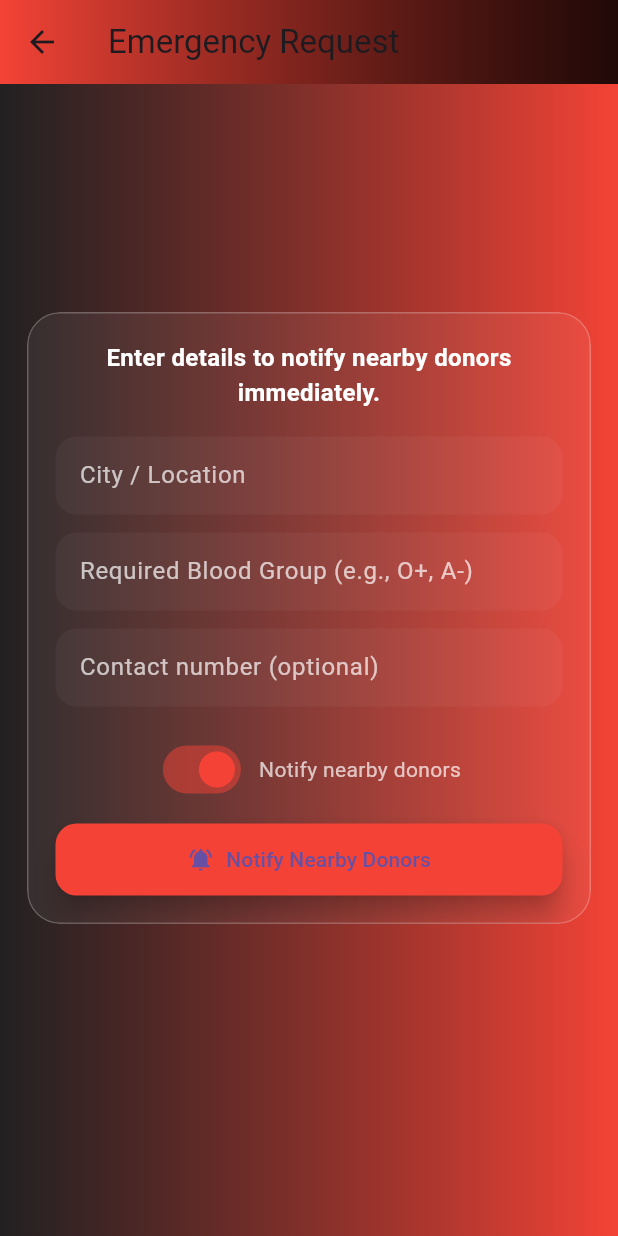
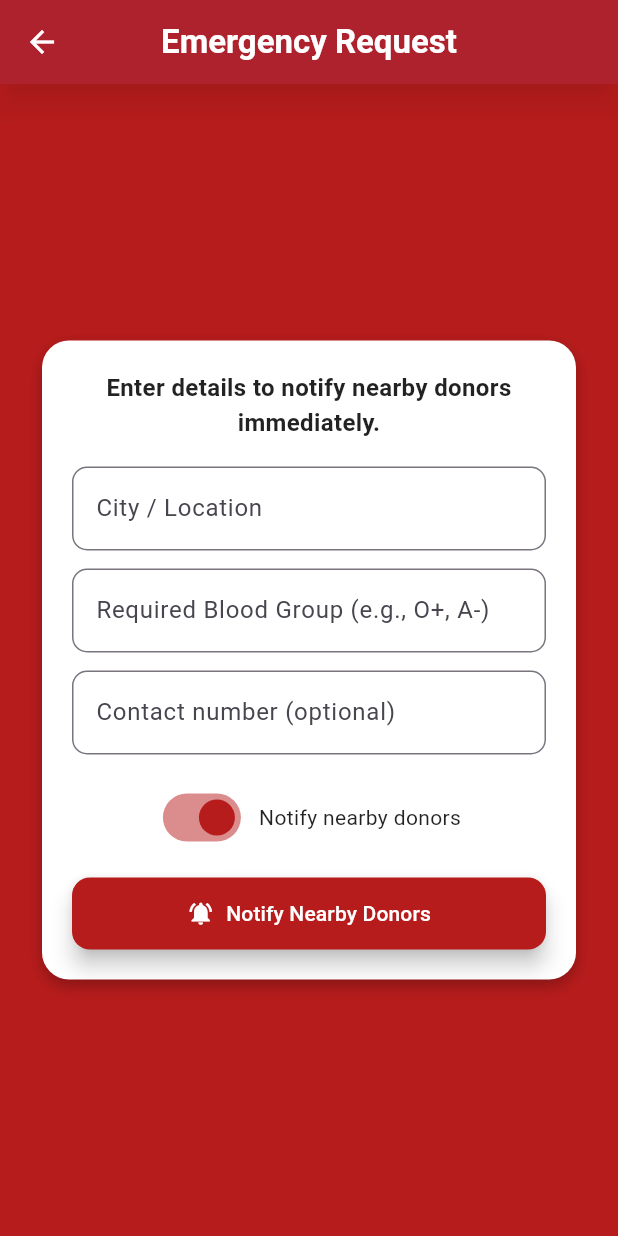
Before and after one commit to HaniiMughall/scanmyblood, a Flutter app: the MainPage screen opened by its route, after a tap on "Emergency Request", on a phone screen of 412 x 824 dp. Run offline on Flutter 3.47's test engine with Material 3 defaults, Android fonts, the phone set to English and light mode, and no system bars; our stand-ins replace badges, flutter_local_notifications, flutter_map, geocoding, geolocator, hive and 5 more; accounts and stored records are empty.

```diff
--- a/lib/pages/emergency_request_page.dart
+++ b/lib/pages/emergency_request_page.dart
@@ -1,11 +1,10 @@
-// emergency_request_page.dart
 import 'package:flutter/material.dart';
+import 'package:shared_preferences/shared_preferences.dart';
 import '../../services/notification_service.dart';
-import 'package:shared_preferences/shared_preferences.dart';
 import '../../models/blood_request.dart';
 import '../../services/database_service.dart';
 import 'package:uuid/uuid.dart';
-import 'dart:ui';
+import '/widgets/theme_page.dart';
 
 class EmergencyRequestPage extends StatefulWidget {
   const EmergencyRequestPage({super.key});
@@ -38,7 +37,8 @@ class _EmergencyRequestPageState extends State<EmergencyRequestPage> {
   Future<void> _submitRequest() async {
     if (_city.text.trim().isEmpty || _group.text.trim().isEmpty) {
       ScaffoldMessenger.of(context).showSnackBar(
-          const SnackBar(content: Text("Enter city & blood group")));
+        const SnackBar(content: Text("Enter city & blood group")),
+      );
       return;
     }
 
@@ -66,14 +66,15 @@ class _EmergencyRequestPageState extends State<EmergencyRequestPage> {
 
     setState(() => _submitting = false);
 
+    if (mounted) {
       ScaffoldMessenger.of(context).showSnackBar(
         SnackBar(
           content: Text(
               "Emergency sent to nearby ${request.bloodGroup} donors in ${request.city}"),
         ),
       );
-
       Navigator.pop(context);
+    }
   }
 
   @override
@@ -86,34 +87,22 @@ class _EmergencyRequestPageState extends State<EmergencyRequestPage> {
 
   @override
   Widget build(BuildContext context) {
-    return Scaffold(
-      extendBodyBehindAppBar: true,
-      appBar: AppBar(
-          title: const Text("Emergency Request"),
-          backgroundColor: Colors.transparent,
-          elevation: 0,
-          flexibleSpace: Container(
-            decoration: const BoxDecoration(
-              gradient: LinearGradient(colors: [Colors.red, Colors.black87]),
-            ),
-          )),
-      body: Container(
-        decoration: const BoxDecoration(
-          gradient: LinearGradient(colors: [Colors.black87, Colors.red]),
-        ),
+    return ThemedPage(
+      title: "Emergency Request",
       child: Center(
-          child: Padding(
-            padding: const EdgeInsets.symmetric(horizontal: 18.0, vertical: 24),
-            child: ClipRRect(
-              borderRadius: BorderRadius.circular(22),
-              child: BackdropFilter(
-                filter: ImageFilter.blur(sigmaX: 14, sigmaY: 14),
         child: Container(
-                  padding: const EdgeInsets.all(18),
+          padding: const EdgeInsets.all(20),
+          margin: const EdgeInsets.all(12),
           decoration: BoxDecoration(
-                    color: Colors.white.withOpacity(0.06),
-                    borderRadius: BorderRadius.circular(22),
-                    border: Border.all(color: Colors.white24),
+            color: Colors.white,
+            borderRadius: BorderRadius.circular(18),
+            boxShadow: [
+              BoxShadow(
+                color: Colors.black26,
+                blurRadius: 8,
+                offset: const Offset(0, 4),
+              )
+            ],
           ),
           child: SingleChildScrollView(
             child: Column(
@@ -123,41 +112,40 @@ class _EmergencyRequestPageState extends State<EmergencyRequestPage> {
                   style: TextStyle(
                       fontSize: 16,
                       fontWeight: FontWeight.w600,
-                              color: Colors.white),
+                      color: Colors.black87),
                   textAlign: TextAlign.center,
                 ),
                 const SizedBox(height: 18),
-                        _glassTextField(
-                            controller: _city, label: "City / Location"),
+                _textField(controller: _city, label: "City / Location"),
                 const SizedBox(height: 12),
-                        _glassTextField(
+                _textField(
                     controller: _group,
                     label: "Required Blood Group (e.g., O+, A-)"),
                 const SizedBox(height: 12),
-                        _glassTextField(
+                _textField(
                   controller: _contact,
                   label: "Contact number (optional)",
-                            keyboardType: TextInputType.phone),
+                  keyboardType: TextInputType.phone,
+                ),
                 const SizedBox(height: 18),
                 Row(
                   mainAxisAlignment: MainAxisAlignment.center,
                   children: [
                     Switch(
                       value: _notificationsEnabled,
-                              activeColor: Colors.red,
+                      activeColor: Colors.red.shade900,
                       onChanged: (v) async {
-                                final prefs =
-                                    await SharedPreferences.getInstance();
+                        final prefs = await SharedPreferences.getInstance();
                         await prefs.setBool('notifications', v);
                         setState(() => _notificationsEnabled = v);
                       },
                     ),
                     const SizedBox(width: 8),
                     const Text("Notify nearby donors",
-                                style: TextStyle(color: Colors.white70)),
+                        style: TextStyle(color: Colors.black87)),
                   ],
                 ),
-                        const SizedBox(height: 12),
+                const SizedBox(height: 16),
                 SizedBox(
                   width: double.infinity,
                   child: ElevatedButton.icon(
@@ -167,11 +155,12 @@ class _EmergencyRequestPageState extends State<EmergencyRequestPage> {
                         ? const Text("Notifying...")
                         : const Text("Notify Nearby Donors"),
                     style: ElevatedButton.styleFrom(
-                              backgroundColor: Colors.red,
+                      backgroundColor: Colors.red.shade900,
+                      foregroundColor: Colors.white,
                       padding: const EdgeInsets.symmetric(vertical: 14),
                       shape: RoundedRectangleBorder(
-                                  borderRadius: BorderRadius.circular(14)),
-                              elevation: 8,
+                          borderRadius: BorderRadius.circular(12)),
+                      elevation: 6,
                     ),
                   ),
                 ),
@@ -180,31 +169,20 @@ class _EmergencyRequestPageState extends State<EmergencyRequestPage> {
           ),
         ),
       ),
-            ),
-          ),
-        ),
-      ),
     );
   }
 
-  Widget _glassTextField(
-      {required TextEditingController controller,
+  Widget _textField({
+    required TextEditingController controller,
     required String label,
-      TextInputType keyboardType = TextInputType.text}) {
+    TextInputType keyboardType = TextInputType.text,
+  }) {
     return TextField(
       controller: controller,
       keyboardType: keyboardType,
-      style: const TextStyle(color: Colors.white),
       decoration: InputDecoration(
         labelText: label,
-        labelStyle: const TextStyle(color: Colors.white70),
-        filled: true,
-        fillColor: Colors.white.withOpacity(0.04),
-        border: OutlineInputBorder(
-            borderRadius: BorderRadius.circular(14),
-            borderSide: BorderSide.none),
-        contentPadding:
-            const EdgeInsets.symmetric(horizontal: 12, vertical: 14),
+        border: OutlineInputBorder(borderRadius: BorderRadius.circular(10)),
       ),
     );
   }
```
Also changed, not shown: lib/pages/donate_flow/donor_form_page.dart (+67 -9 lines), lib/pages/donate_flow/verify_donation_page.dart (+39 -56 lines), lib/pages/main_page.dart (+29 -1 lines), lib/services/location_picker_page.dart (added, +133 -0 lines), pubspec.yaml (+6 -1 lines), pubspec.lock, 3 other files. Lines whose indentation alone changed are shown as unchanged.
